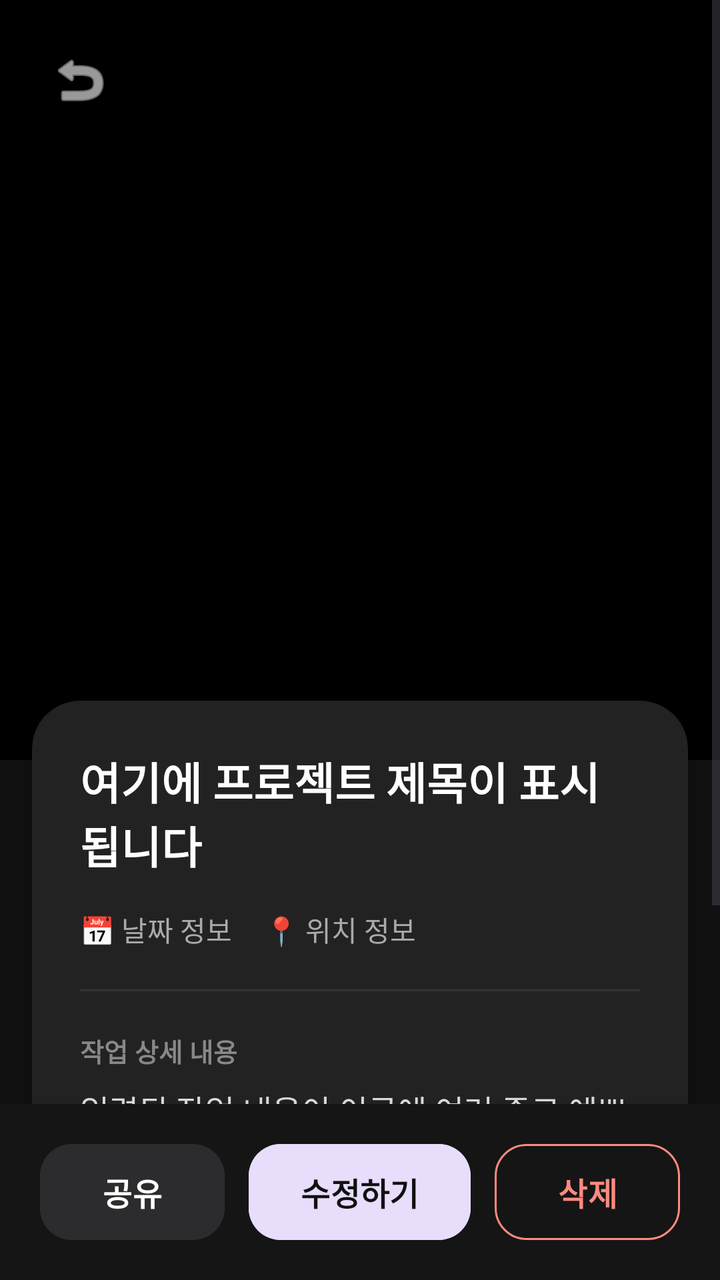
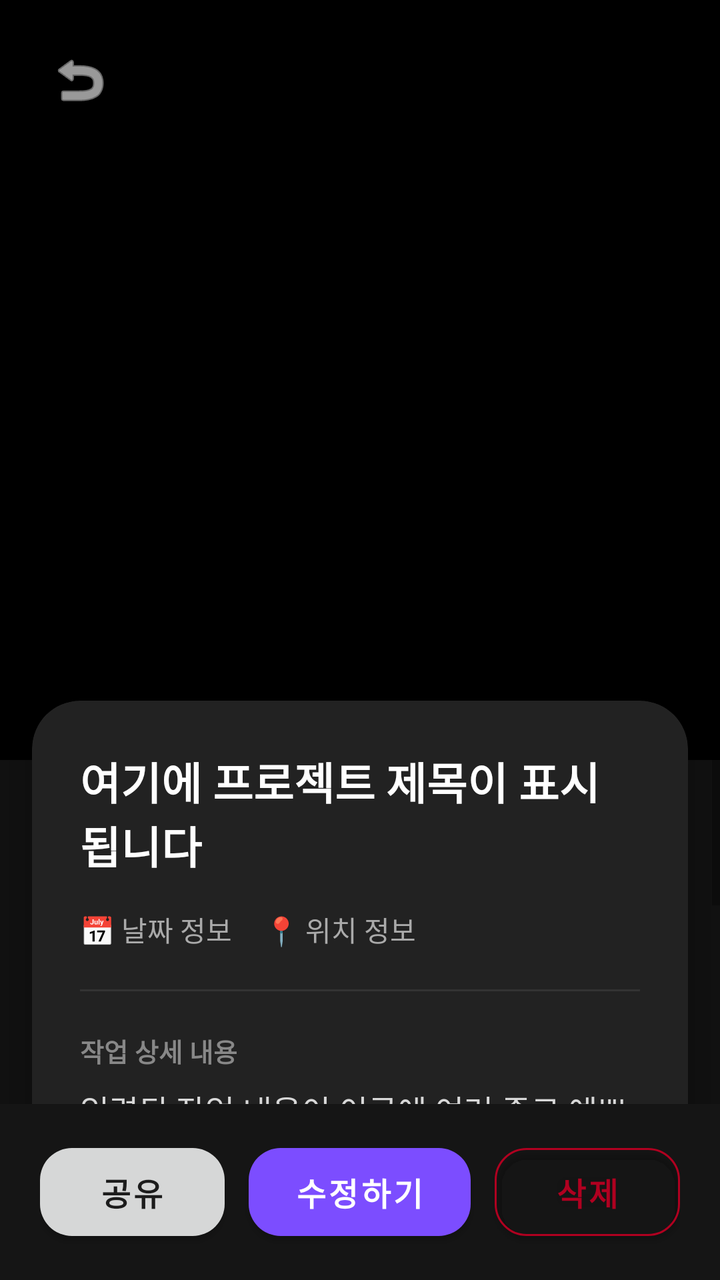

Compare the two renders of this Android layout. The source of the first and the diff that turns it into the second are given below.
<!-- AndroidManifest.xml: application theme Theme.Siteboard -->
<!-- res/layout/activity_detail.xml -->
<?xml version="1.0" encoding="utf-8"?>
<androidx.constraintlayout.widget.ConstraintLayout
    xmlns:android="http://schemas.android.com/apk/res/android"
    xmlns:app="http://schemas.android.com/apk/res-auto"
    android:layout_width="match_parent"
    android:layout_height="match_parent"
    android:background="#111111"> <ScrollView
    android:layout_width="match_parent"
    android:layout_height="0dp"
    android:fillViewport="true"
    app:layout_constraintTop_toTopOf="parent"
    app:layout_constraintBottom_toTopOf="@id/layoutBottom">

    <androidx.constraintlayout.widget.ConstraintLayout
        android:layout_width="match_parent"
        android:layout_height="wrap_content">

        <ImageView
            android:id="@+id/ivDetailImage"
            android:layout_width="match_parent"
            android:layout_height="380dp"
            android:scaleType="fitCenter"
            android:background="#000000"
            app:layout_constraintTop_toTopOf="parent" />

        <ImageButton
            android:id="@+id/btnBack"
            android:layout_width="48dp"
            android:layout_height="48dp"
            android:layout_margin="16dp"
            android:src="@android:drawable/ic_menu_revert"
            android:background="?attr/selectableItemBackgroundBorderless"
            app:tint="#FFFFFF"
            app:layout_constraintTop_toTopOf="parent"
            app:layout_constraintStart_toStartOf="parent" />

        <androidx.cardview.widget.CardView
            android:layout_width="match_parent"
            android:layout_height="wrap_content"
            android:layout_marginHorizontal="16dp"
            android:layout_marginBottom="24dp"
            app:cardCornerRadius="24dp"
            app:cardElevation="12dp"
            app:cardBackgroundColor="#222222"
            android:layout_marginTop="-30dp"
            app:layout_constraintTop_toBottomOf="@id/ivDetailImage"
            app:layout_constraintBottom_toBottomOf="parent">

            <LinearLayout
                android:layout_width="match_parent"
                android:layout_height="wrap_content"
                android:orientation="vertical"
                android:padding="24dp">

                <TextView
                    android:id="@+id/tvDetailTitle"
                    android:layout_width="match_parent"
                    android:layout_height="wrap_content"
                    android:text="여기에 프로젝트 제목이 표시됩니다"
                    android:textColor="#FFFFFF"
                    android:textSize="22sp"
                    android:textStyle="bold" />

                <LinearLayout
                    android:layout_width="match_parent"
                    android:layout_height="wrap_content"
                    android:orientation="horizontal"
                    android:layout_marginTop="16dp">
                    <TextView
                        android:id="@+id/tvDetailDate"
                        android:layout_width="wrap_content"
                        android:layout_height="wrap_content"
                        android:text="📅 날짜 정보"
                        android:textColor="#AAAAAA"
                        android:textSize="14sp"
                        android:layout_marginEnd="16dp" />
                    <TextView
                        android:id="@+id/tvDetailLocation"
                        android:layout_width="wrap_content"
                        android:layout_height="wrap_content"
                        android:text="📍 위치 정보"
                        android:textColor="#AAAAAA"
                        android:textSize="14sp" />
                </LinearLayout>

                <View
                    android:layout_width="match_parent"
                    android:layout_height="1dp"
                    android:background="#333333"
                    android:layout_marginVertical="20dp" />

                <TextView
                    android:layout_width="wrap_content"
                    android:layout_height="wrap_content"
                    android:text="작업 상세 내용"
                    android:textColor="#888888"
                    android:textSize="13sp"
                    android:textStyle="bold"
                    android:layout_marginBottom="8dp"/>

                <TextView
                    android:id="@+id/tvDetailDesc"
                    android:layout_width="match_parent"
                    android:layout_height="wrap_content"
                    android:text="입력된 작업 내용이 이곳에 여러 줄로 예쁘게 표시됩니다. 글씨가 길어져도 스크롤 뷰가 있어서 걱정 없습니다."
                    android:textColor="#DDDDDD"
                    android:textSize="16sp"
                    android:lineSpacingExtra="6dp" />
            </LinearLayout>
        </androidx.cardview.widget.CardView>
    </androidx.constraintlayout.widget.ConstraintLayout>
</ScrollView>

    <LinearLayout
        android:id="@+id/layoutBottom"
        android:layout_width="match_parent"
        android:layout_height="wrap_content"
        android:orientation="horizontal"
        android:paddingHorizontal="20dp"
        android:paddingVertical="16dp"
        android:background="#151515"
        android:elevation="20dp"
        app:layout_constraintBottom_toBottomOf="parent">

        <Button
            android:id="@+id/btnShare"
            android:layout_width="0dp"
            android:layout_height="56dp"
            android:layout_weight="1"
            android:text="공유"
            android:textColor="#FFFFFF"
            android:backgroundTint="#2C2C2E"
            app:cornerRadius="16dp"
            android:textSize="16sp"
            android:textStyle="bold"
            android:layout_marginEnd="6dp"/>

        <Button
            android:id="@+id/btnEdit"
            android:layout_width="0dp"
            android:layout_height="56dp"
            android:layout_weight="1.2"
            android:text="수정하기"
            android:textColor="#111111"
            android:backgroundTint="#E8DDFB"
            app:cornerRadius="16dp"
            android:textSize="16sp"
            android:textStyle="bold"
            android:layout_marginHorizontal="6dp"/>

        <Button
            android:id="@+id/btnDelete"
            android:layout_width="0dp"
            android:layout_height="56dp"
            android:layout_weight="1"
            android:text="삭제"
            android:textColor="#FF8A80"
            android:backgroundTint="#151515"
            app:strokeColor="#FF8A80"
            app:strokeWidth="1dp"
            app:cornerRadius="16dp"
            android:textSize="16sp"
            android:textStyle="bold"
            android:layout_marginStart="6dp"/>
    </LinearLayout>
</androidx.constraintlayout.widget.ConstraintLayout>
<!-- resources referenced by this layout -->
<resources>
  <style name="Theme.Siteboard" parent="Base.Theme.Siteboard" />
  <style name="Base.Theme.Siteboard" parent="Theme.Material3.DayNight.NoActionBar">
          
          
      </style>
</resources>

<!-- the commit's change to res/layout/activity_detail.xml (unified diff, before → after) -->
@@ -128,8 +128,8 @@
             android:layout_height="56dp"
             android:layout_weight="1"
             android:text="공유"
-            android:textColor="#FFFFFF"
-            android:backgroundTint="#2C2C2E"
+            android:textColor="?android:attr/textColorPrimary"
+            app:backgroundTint="?attr/colorButtonNormal"
             app:cornerRadius="16dp"
             android:textSize="16sp"
             android:textStyle="bold"
@@ -141,8 +141,8 @@
             android:layout_height="56dp"
             android:layout_weight="1.2"
             android:text="수정하기"
-            android:textColor="#111111"
-            android:backgroundTint="#E8DDFB"
+            android:textColor="?attr/colorOnPrimary"
+            app:backgroundTint="?attr/colorPrimary"
             app:cornerRadius="16dp"
             android:textSize="16sp"
             android:textStyle="bold"
@@ -154,9 +154,9 @@
             android:layout_height="56dp"
             android:layout_weight="1"
             android:text="삭제"
-            android:textColor="#FF8A80"
-            android:backgroundTint="#151515"
-            app:strokeColor="#FF8A80"
+            android:textColor="?attr/colorError"
+            android:backgroundTint="@android:color/transparent"
+            app:strokeColor="?attr/colorError"
             app:strokeWidth="1dp"
             app:cornerRadius="16dp"
             android:textSize="16sp"
<!-- resource entries referenced after the edit -->
@@ -1,9 +1,16 @@
 <!-- resources referenced by this layout -->
 <resources>
-  <style name="Theme.Siteboard" parent="Base.Theme.Siteboard" />
-  <style name="Base.Theme.Siteboard" parent="Theme.Material3.DayNight.NoActionBar">
-          
-          
+  <style name="Theme.Siteboard" parent="Theme.MaterialComponents.DayNight.NoActionBar">
+  
+          <item name="colorPrimary">#7C4DFF</item>
+          <item name="colorPrimaryVariant">#3700B3</item>
+          <item name="colorOnPrimary">#FFFFFF</item>
+  
+          <item name="colorSecondary">#FF6F00</item>
+          <item name="colorSecondaryVariant">#FF6F00</item>
+          <item name="colorOnSecondary">#FFFFFF</item>
+  
+          <item name="android:statusBarColor">?attr/colorPrimaryVariant</item>
       </style>
 </resources>
 
